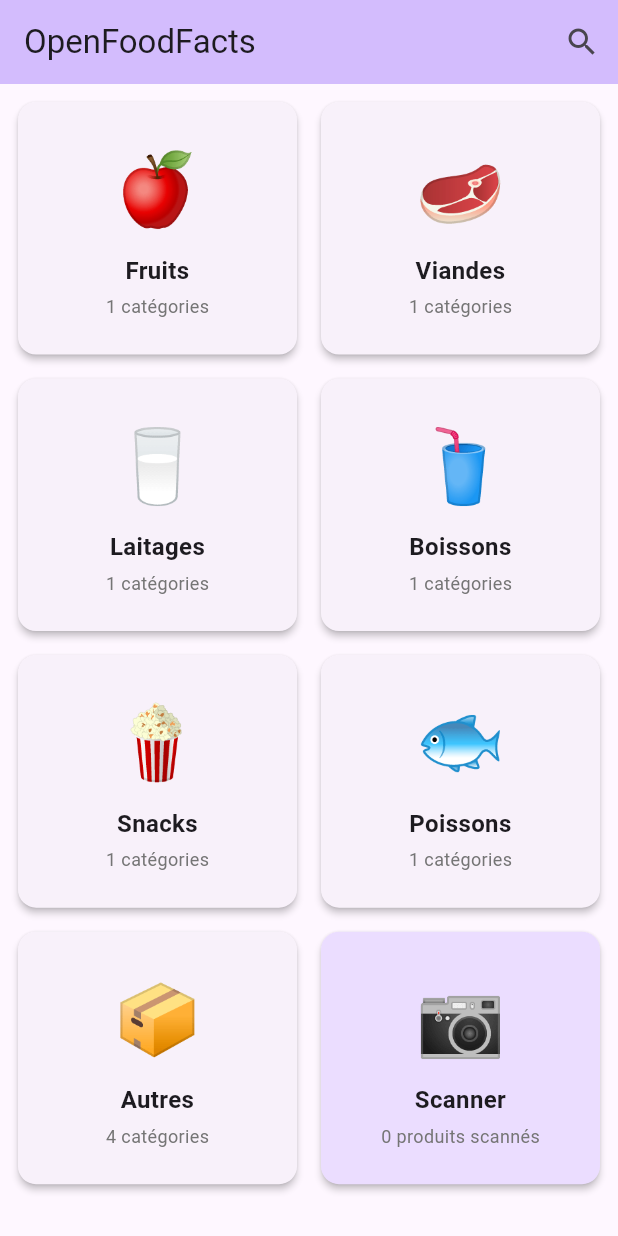
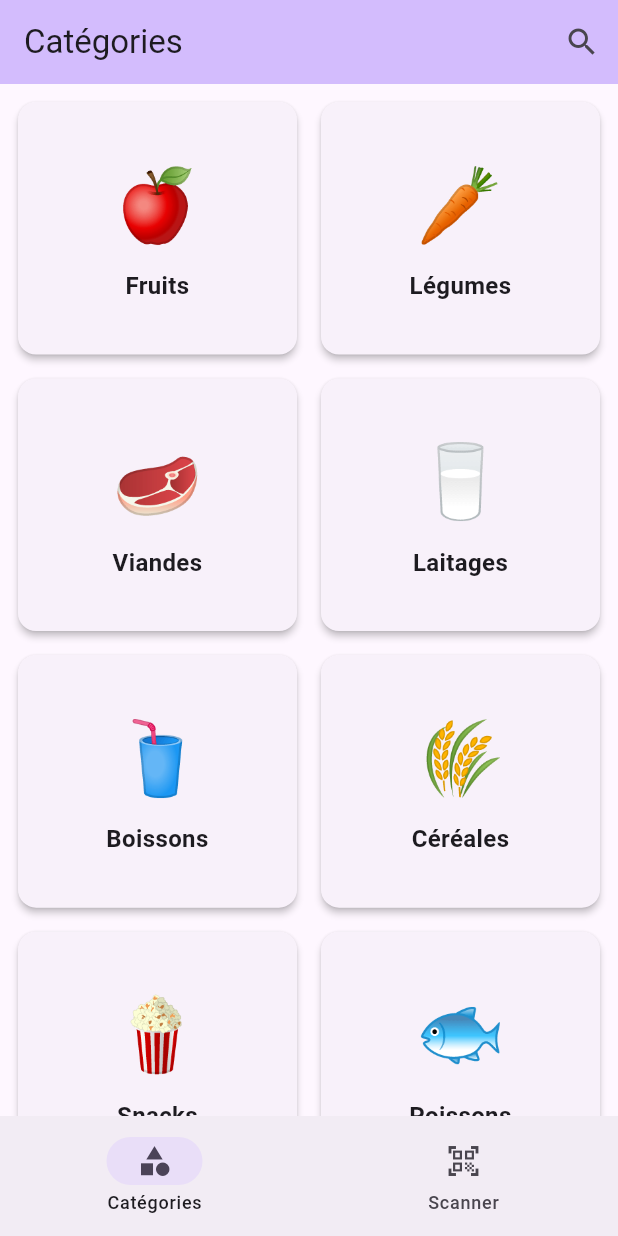
Before and after one commit to Cafipoo/flutterEval, a Flutter app: the screen it shows after launch, on a phone screen of 412 x 824 dp. Run offline on Flutter 3.47's test engine with Material 3 defaults, Android fonts, the phone set to English and light mode, and no system bars; missing offline and left inert: mobile_scanner.

Commit message:
fix : navigation et recherche

```diff
--- a/eval/lib/main.dart
+++ b/eval/lib/main.dart
@@ -4,7 +4,7 @@
 import 'providers/product_provider.dart';
 import 'providers/search_provider.dart';
 import 'providers/scanned_products_provider.dart';
-import 'pages/home_page.dart';
+import 'pages/main_navigation_page.dart';
 import 'pages/search_page.dart';
 
 void main() {
@@ -29,7 +29,7 @@
           colorScheme: ColorScheme.fromSeed(seedColor: Colors.deepPurple),
           useMaterial3: true,
         ),
-        home: const HomePage(),
+        home: const MainNavigationPage(),
         routes: {
           '/search': (context) => const SearchPage(),
         },
--- a/eval/lib/models/category.dart
+++ b/eval/lib/models/category.dart
@@ -1,11 +1,13 @@
 class Category {
   final String id;
   final String name;
+  final String icon;
   final int? productsCount;
 
   Category({
     required this.id,
     required this.name,
+    required this.icon,
     this.productsCount,
   });
 
@@ -13,6 +15,7 @@
     return Category(
       id: json['id']?.toString() ?? json['tag']?.toString() ?? '',
       name: json['name'] ?? json['value'] ?? json['id'] ?? '',
+      icon: json['icon'] ?? '📦',
       productsCount: json['products'] ?? json['count'],
     );
   }
@@ -21,6 +24,7 @@
     return {
       'id': id,
       'name': name,
+      'icon': icon,
       'products': productsCount,
     };
   }
--- a/eval/lib/models/super_category.dart
+++ /dev/null
@@ -1,22 +0,0 @@
-import 'category.dart';
-
-class SuperCategory {
-  final String id;
-  final String name;
-  final String icon;
-  final List<Category> categories;
-
-  SuperCategory({
-    required this.id,
-    required this.name,
-    required this.icon,
-    required this.categories,
-  });
-
-  int get totalProducts {
-    return categories.fold(
-      0,
-      (sum, category) => sum + (category.productsCount ?? 0),
-    );
-  }
-}
--- /dev/null
+++ b/eval/lib/pages/categories_page.dart
@@ -0,0 +1,133 @@
+import 'package:flutter/material.dart';
+import 'package:provider/provider.dart';
+import '../providers/category_provider.dart';
+import '../pages/category_products_page.dart';
+
+class CategoriesPage extends StatefulWidget {
+  const CategoriesPage({super.key});
+
+  @override
+  State<CategoriesPage> createState() => _CategoriesPageState();
+}
+
+class _CategoriesPageState extends State<CategoriesPage> {
+  @override
+  void initState() {
+    super.initState();
+    // Charger les catégories au démarrage
+    WidgetsBinding.instance.addPostFrameCallback((_) {
+      context.read<CategoryProvider>().loadCategories();
+    });
+  }
+
+  @override
+  Widget build(BuildContext context) {
+    return Scaffold(
+      appBar: AppBar(
+        title: const Text('Catégories'),
+        backgroundColor: Theme.of(context).colorScheme.inversePrimary,
+        actions: [
+          IconButton(
+            icon: const Icon(Icons.search),
+            onPressed: () {
+              Navigator.pushNamed(context, '/search');
+            },
+          ),
+        ],
+      ),
+      body: Consumer<CategoryProvider>(
+        builder: (context, provider, child) {
+          if (provider.isLoading && provider.categories.isEmpty) {
+            return const Center(
+              child: CircularProgressIndicator(),
+            );
+          }
+
+          if (provider.error != null && provider.categories.isEmpty) {
+            return Center(
+              child: Column(
+                mainAxisAlignment: MainAxisAlignment.center,
+                children: [
+                  Icon(
+                    Icons.error_outline,
+                    size: 64,
+                    color: Colors.red[300],
+                  ),
+                  const SizedBox(height: 16),
+                  Text(
+                    provider.error!,
+                    textAlign: TextAlign.center,
+                    style: TextStyle(color: Colors.red[300]),
+                  ),
+                  const SizedBox(height: 16),
+                  ElevatedButton(
+                    onPressed: () => provider.loadCategories(),
+                    child: const Text('Réessayer'),
+                  ),
+                ],
+              ),
+            );
+          }
+
+          if (provider.categories.isEmpty) {
+            return const Center(
+              child: Text('Aucune catégorie disponible'),
+            );
+          }
+
+          return RefreshIndicator(
+            onRefresh: () => provider.loadCategories(),
+            child: GridView.builder(
+              padding: const EdgeInsets.all(8),
+              gridDelegate: const SliverGridDelegateWithFixedCrossAxisCount(
+                crossAxisCount: 2,
+                crossAxisSpacing: 8,
+                mainAxisSpacing: 8,
+                childAspectRatio: 1.1,
+              ),
+              itemCount: provider.categories.length,
+              itemBuilder: (context, index) {
+                final category = provider.categories[index];
+                return Card(
+                  elevation: 2,
+                  child: InkWell(
+                    onTap: () {
+                      Navigator.push(
+                        context,
+                        MaterialPageRoute(
+                          builder: (context) => CategoryProductsPage(
+                            categoryName: category.name,
+                            categoryId: category.id,
+                          ),
+                        ),
+                      );
+                    },
+                    borderRadius: BorderRadius.circular(8),
+                    child: Column(
+                      mainAxisAlignment: MainAxisAlignment.center,
+                      children: [
+                        Text(
+                          category.icon,
+                          style: const TextStyle(fontSize: 48),
+                        ),
+                        const SizedBox(height: 8),
+                        Text(
+                          category.name,
+                          style: const TextStyle(
+                            fontSize: 16,
+                            fontWeight: FontWeight.bold,
+                          ),
+                          textAlign: TextAlign.center,
+                        ),
+                      ],
+                    ),
+                  ),
+                );
+              },
+            ),
+          );
+        },
+      ),
+    );
+  }
+}
--- a/eval/lib/pages/home_page.dart
+++ /dev/null
@@ -1,191 +0,0 @@
-import 'package:flutter/material.dart';
-import 'package:provider/provider.dart';
-import '../providers/category_provider.dart';
-import '../providers/scanned_products_provider.dart';
-import '../pages/super_category_page.dart';
-import '../pages/scanned_products_page.dart';
-
-class HomePage extends StatefulWidget {
-  const HomePage({super.key});
-
-  @override
-  State<HomePage> createState() => _HomePageState();
-}
-
-class _HomePageState extends State<HomePage> {
-  @override
-  void initState() {
-    super.initState();
-    // Charger les super-catégories au démarrage
-    WidgetsBinding.instance.addPostFrameCallback((_) {
-      context.read<CategoryProvider>().loadSuperCategories();
-    });
-  }
-
-  @override
-  Widget build(BuildContext context) {
-    return Scaffold(
-      appBar: AppBar(
-        title: const Text('OpenFoodFacts'),
-        backgroundColor: Theme.of(context).colorScheme.inversePrimary,
-        actions: [
-          IconButton(
-            icon: const Icon(Icons.search),
-            onPressed: () {
-              Navigator.pushNamed(context, '/search');
-            },
-          ),
-        ],
-      ),
-      body: Consumer<CategoryProvider>(
-        builder: (context, provider, child) {
-          if (provider.isLoading && provider.superCategories.isEmpty) {
-            return const Center(
-              child: CircularProgressIndicator(),
-            );
-          }
-
-          if (provider.error != null && provider.superCategories.isEmpty) {
-            return Center(
-              child: Column(
-                mainAxisAlignment: MainAxisAlignment.center,
-                children: [
-                  Icon(
-                    Icons.error_outline,
-                    size: 64,
-                    color: Colors.red[300],
-                  ),
-                  const SizedBox(height: 16),
-                  Text(
-                    provider.error!,
-                    textAlign: TextAlign.center,
-                    style: TextStyle(color: Colors.red[300]),
-                  ),
-                  const SizedBox(height: 16),
-                  ElevatedButton(
-                    onPressed: () => provider.loadSuperCategories(),
-                    child: const Text('Réessayer'),
-                  ),
-                ],
-              ),
-            );
-          }
-
-          if (provider.superCategories.isEmpty) {
-            return const Center(
-              child: Text('Aucune catégorie disponible'),
-            );
-          }
-
-          return RefreshIndicator(
-            onRefresh: () => provider.loadSuperCategories(),
-            child: GridView.builder(
-              padding: const EdgeInsets.all(8),
-              gridDelegate: const SliverGridDelegateWithFixedCrossAxisCount(
-                crossAxisCount: 2,
-                crossAxisSpacing: 8,
-                mainAxisSpacing: 8,
-                childAspectRatio: 1.1,
-              ),
-              itemCount: provider.superCategories.length + 1, // +1 pour la carte Scanner
-              itemBuilder: (context, index) {
-                // Carte Scanner à la fin
-                if (index == provider.superCategories.length) {
-                  return Consumer<ScannedProductsProvider>(
-                    builder: (context, scannedProvider, child) {
-                      return Card(
-                        elevation: 2,
-                        color: Theme.of(context).colorScheme.primaryContainer,
-                        child: InkWell(
-                          onTap: () {
-                            Navigator.push(
-                              context,
-                              MaterialPageRoute(
-                                builder: (context) => const ScannedProductsPage(),
-                              ),
-                            );
-                          },
-                          borderRadius: BorderRadius.circular(8),
-                          child: Column(
-                            mainAxisAlignment: MainAxisAlignment.center,
-                            children: [
-                              const Text(
-                                '📷',
-                                style: TextStyle(fontSize: 48),
-                              ),
-                              const SizedBox(height: 8),
-                              const Text(
-                                'Scanner',
-                                style: TextStyle(
-                                  fontSize: 16,
-                                  fontWeight: FontWeight.bold,
-                                ),
-                                textAlign: TextAlign.center,
-                              ),
-                              const SizedBox(height: 4),
-                              Text(
-                                '${scannedProvider.count} produits scannés',
-                                style: TextStyle(
-                                  fontSize: 12,
-                                  color: Colors.grey[600],
-                                ),
-                              ),
-                            ],
-                          ),
-                        ),
-                      );
-                    },
-                  );
-                }
-
-                final superCategory = provider.superCategories[index];
-                return Card(
-                  elevation: 2,
-                  child: InkWell(
-                    onTap: () {
-                      Navigator.push(
-                        context,
-                        MaterialPageRoute(
-                          builder: (context) => SuperCategoryPage(
-                            superCategory: superCategory,
-                          ),
-                        ),
-                      );
-                    },
-                    borderRadius: BorderRadius.circular(8),
-                    child: Column(
-                      mainAxisAlignment: MainAxisAlignment.center,
-                      children: [
-                        Text(
-                          superCategory.icon,
-                          style: const TextStyle(fontSize: 48),
-                        ),
-                        const SizedBox(height: 8),
-                        Text(
-                          superCategory.name,
-                          style: const TextStyle(
-                            fontSize: 16,
-                            fontWeight: FontWeight.bold,
-                          ),
-                          textAlign: TextAlign.center,
-                        ),
-                        const SizedBox(height: 4),
-                        Text(
-                          '${superCategory.categories.length} catégories',
-                          style: TextStyle(
-                            fontSize: 12,
-                            color: Colors.grey[600],
-                          ),
-                        ),
-                      ],
-                    ),
-                  ),
-                );
-              },
-            ),
-          );
-        },
-      ),
-    );
-  }
-}
--- /dev/null
+++ b/eval/lib/pages/main_navigation_page.dart
@@ -0,0 +1,49 @@
+import 'package:flutter/material.dart';
+import 'categories_page.dart';
+import 'scanned_products_page.dart';
+
+class MainNavigationPage extends StatefulWidget {
+  const MainNavigationPage({super.key});
+
+  @override
+  State<MainNavigationPage> createState() => _MainNavigationPageState();
+}
+
+class _MainNavigationPageState extends State<MainNavigationPage> {
+  int _currentIndex = 0;
+
+  final List<Widget> _pages = const [
+    CategoriesPage(),
+    ScannedProductsPage(),
+  ];
+
+  @override
+  Widget build(BuildContext context) {
+    return Scaffold(
+      body: IndexedStack(
+        index: _currentIndex,
+        children: _pages,
+      ),
+      bottomNavigationBar: NavigationBar(
+        selectedIndex: _currentIndex,
+        onDestinationSelected: (index) {
+          setState(() {
+            _currentIndex = index;
+          });
+        },
+        destinations: const [
+          NavigationDestination(
+            icon: Icon(Icons.category_outlined),
+            selectedIcon: Icon(Icons.category),
+            label: 'Catégories',
+          ),
+          NavigationDestination(
+            icon: Icon(Icons.qr_code_scanner_outlined),
+            selectedIcon: Icon(Icons.qr_code_scanner),
+            label: 'Scanner',
+          ),
+        ],
+      ),
+    );
+  }
+}
--- a/eval/lib/pages/scanned_products_page.dart
+++ b/eval/lib/pages/scanned_products_page.dart
@@ -33,7 +33,7 @@
   Widget build(BuildContext context) {
     return Scaffold(
       appBar: AppBar(
-        title: const Text('📷 Mes produits scannés'),
+        title: const Text('Mes produits scannés'),
         backgroundColor: Theme.of(context).colorScheme.inversePrimary,
         actions: [
           Consumer<ScannedProductsProvider>(
--- a/eval/lib/providers/category_provider.dart
+++ b/eval/lib/providers/category_provider.dart
@@ -1,24 +1,24 @@
-import 'package:flutter/foundation.dart' hide Category;
-import '../models/super_category.dart';
+import 'package:flutter/foundation.dart';
+import '../models/category.dart' as models;
 import '../services/openfoodfacts_service.dart';
 
 class CategoryProvider with ChangeNotifier {
   final OpenFoodFactsService _service = OpenFoodFactsService();
-  List<SuperCategory> _superCategories = [];
+  List<models.Category> _categories = [];
   bool _isLoading = false;
   String? _error;
 
-  List<SuperCategory> get superCategories => _superCategories;
+  List<models.Category> get categories => _categories;
   bool get isLoading => _isLoading;
   String? get error => _error;
 
-  Future<void> loadSuperCategories() async {
+  Future<void> loadCategories() async {
     _isLoading = true;
     _error = null;
     notifyListeners();
 
     try {
-      _superCategories = await _service.getSuperCategories();
+      _categories = await _service.getCategories();
       _isLoading = false;
       notifyListeners();
     } catch (e) {
--- a/eval/lib/services/openfoodfacts_service.dart
+++ b/eval/lib/services/openfoodfacts_service.dart
@@ -3,7 +3,6 @@
 import '../models/product.dart';
 import '../models/category.dart';
 import '../models/search_response.dart';
-import '../models/super_category.dart';
 
 class OpenFoodFactsService {
   static const String baseUrl = 'https://world.openfoodfacts.org';
@@ -83,12 +82,9 @@
     try {
       final limitedPageSize = pageSize > maxPageSize ? maxPageSize : pageSize;
 
-      final url = Uri.parse(
-        '$baseUrl/api/v2/search?search_terms=${Uri.encodeComponent(query)}'
-        '&page=$page'
-        '&page_size=$limitedPageSize'
-        '&fields=$_optimizedFields',
-      );
+      final String encodedQuery = Uri.encodeComponent(query);
+
+      final url = Uri.parse('$baseUrl/cgi/search.pl?search_terms=$encodedQuery&search_simple=1&action=process&json=1&page_size=$limitedPageSize&fields=$_optimizedFields');
 
       final response = await http.get(url, headers: _headers);
 
@@ -103,77 +99,19 @@
     }
   }
 
-  /// Retourne tes 10 catégories spécifiques pour le filtrage
-  List<Category> _getDefaultCategories() {
+  /// Retourne les catégories principales
+  Future<List<Category>> getCategories() async {
     return [
-      Category(id: 'en:fruits', name: 'Fruits'),
-      Category(id: 'en:vegetables', name: 'Légumes'),
-      Category(id: 'en:meats', name: 'Viandes'),
-      Category(id: 'en:dairy', name: 'Laitages'),
-      Category(id: 'en:beverages', name: 'Boissons'),
-      Category(id: 'en:cereals', name: 'Céréales'),
-      Category(id: 'en:snacks', name: 'Snacks'),
-      Category(id: 'en:fish', name: 'Poissons'),
-      Category(id: 'en:sweets', name: 'Sucreries'),
-      Category(id: 'en:others', name: 'Autres'),
+      Category(id: 'en:fruits-based-foods', name: 'Fruits', icon: '🍎'),
+      Category(id: 'en:vegetables-based-foods', name: 'Légumes', icon: '🥕'),
+      Category(id: 'en:meats', name: 'Viandes', icon: '🥩'),
+      Category(id: 'en:dairy', name: 'Laitages', icon: '🥛'),
+      Category(id: 'en:beverages', name: 'Boissons', icon: '🥤'),
+      Category(id: 'en:cereals', name: 'Céréales', icon: '🌾'),
+      Category(id: 'en:snacks', name: 'Snacks', icon: '🍿'),
+      Category(id: 'en:fish', name: 'Poissons', icon: '🐟'),
+      Category(id: 'en:sweets', name: 'Sucreries', icon: '🍬'),
+      Category(id: 'en:others', name: 'Autres', icon: '📦'),
     ];
   }
-
-  // --- Garde le reste de tes méthodes (getSuperCategories, etc.) ci-dessous ---
-
-  Future<List<SuperCategory>> getSuperCategories() async {
-    final allCategories = await getCategories(limit: 30);
-    return _organizeCategoriesIntoSuperCategories(allCategories);
-  }
-
-  Future<List<Category>> getCategories({int limit = 30}) async {
-    return _getDefaultCategories(); // Utilisation directe des catégories demandées
-  }
-
-  List<SuperCategory> _organizeCategoriesIntoSuperCategories(List<Category> categories) {
-    // Cette méthode peut rester telle quelle ou être simplifiée selon tes modèles SuperCategory
-    final superCategoryDefinitions = [
-      {'id': 'fruits', 'name': 'Fruits', 'icon': '🍎', 'keywords': ['fruit']},
-      {'id': 'vegetables', 'name': 'Légumes', 'icon': '🥕', 'keywords': ['vegetable', 'legume']},
-      {'id': 'meats', 'name': 'Viandes', 'icon': '🥩', 'keywords': ['meat', 'viande', 'boeuf', 'porc']},
-      {'id': 'dairy', 'name': 'Laitages', 'icon': '🥛', 'keywords': ['dairy', 'lait', 'fromage', 'yaourt']},
-      {'id': 'beverages', 'name': 'Boissons', 'icon': '🥤', 'keywords': ['beverage', 'boisson', 'eau', 'jus']},
-      {'id': 'cereals', 'name': 'Céréales', 'icon': '🌾', 'keywords': ['cereal', 'pain', 'pâtes', 'riz']},
-      {'id': 'snacks', 'name': 'Snacks', 'icon': '🍿', 'keywords': ['snack', 'chips', 'biscuit']},
-      {'id': 'fish', 'name': 'Poissons', 'icon': '🐟', 'keywords': ['fish', 'poisson', 'saumon']},
-      {'id': 'sweets', 'name': 'Sucreries', 'icon': '🍬', 'keywords': ['sweet', 'chocolat', 'bonbon', 'dessert']},
-      {'id': 'other', 'name': 'Autres', 'icon': '📦', 'keywords': []},
-    ];
-
-    final Map<String, List<Category>> categorized = {};
-    for (final def in superCategoryDefinitions) {
-      categorized[def['id'] as String] = [];
-    }
-
-    for (final category in categories) {
-      final nameLower = category.name.toLowerCase();
-      bool isCategorized = false;
-
-      for (var def in superCategoryDefinitions) {
-        if (def['id'] == 'other') continue;
-        final keywords = def['keywords'] as List<String>;
-        if (keywords.any((k) => nameLower.contains(k))) {
-          categorized[def['id']]!.add(category);
-          isCategorized = true;
-          break;
-        }
-      }
-      if (!isCategorized) categorized['other']!.add(category);
-    }
-
-    return superCategoryDefinitions
-        .map((def) => SuperCategory(
-              id: def['id'] as String,
-              name: def['name'] as String,
-              icon: def['icon'] as String,
-              categories: categorized[def['id']] ?? [],
-            ))
-        .where((sc) => sc.categories.isNotEmpty)
-        .toList();
-  }
 }
```
Also changed, not shown: eval/lib/pages/category_products_page.dart (+4 -4 lines), eval/lib/pages/product_detail_page.dart (+7 -3 lines), eval/lib/pages/super_category_page.dart (deleted, +0 -68 lines).
